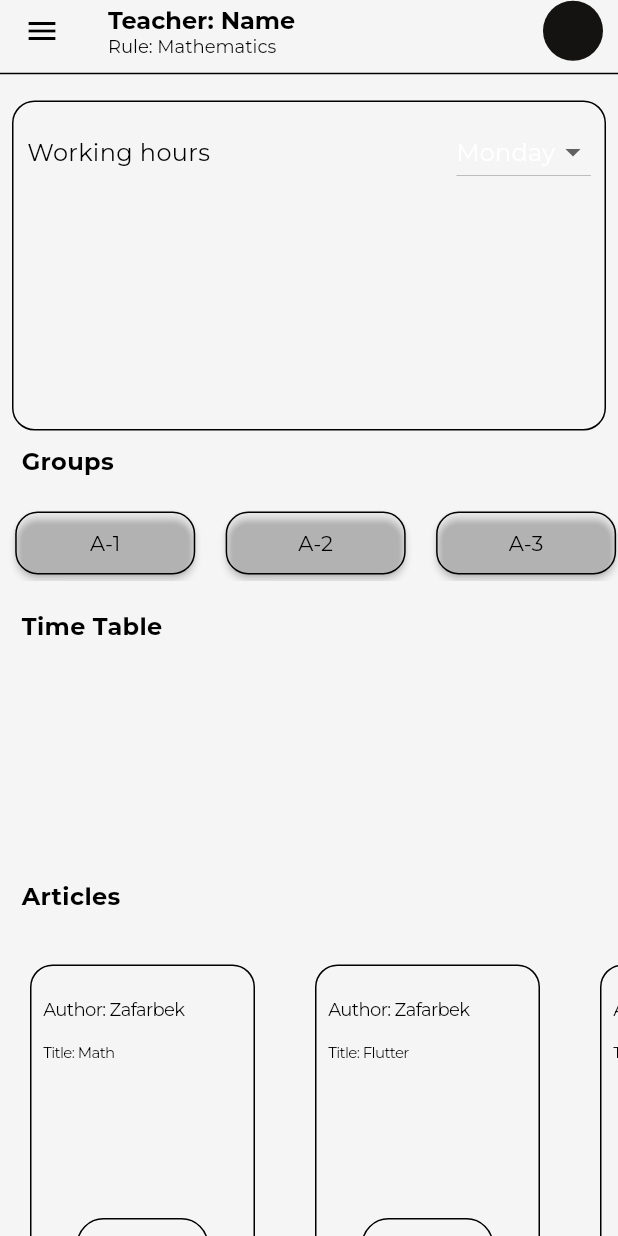
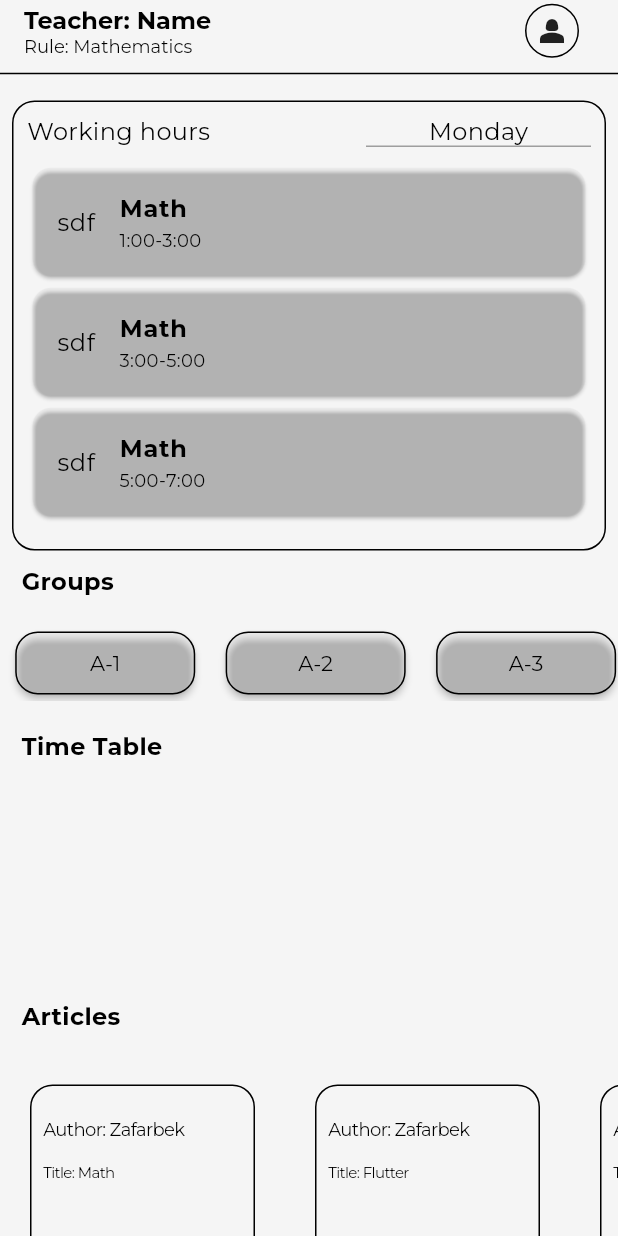
Before and after one commit to Zafarbek708k/edu_auxiliary, a Flutter app: the Teacher screen opened by its route, on a phone screen of 412 x 824 dp. Run offline on Flutter 3.47's test engine with Material 3 defaults, Android fonts, the phone set to English and light mode, and no system bars; drawn by our look-alikes of keyboard_dismisser; our stand-ins replace cached_network_image, cloud_firestore, connectivity_plus, device_preview, dio, firebase_auth and 13 more; missing offline and left inert: a package; accounts and stored records are empty; generated files the repository leaves out were written again; network calls fail.

```diff
--- a/lib/src/core/routes/app_route_name.dart
+++ b/lib/src/core/routes/app_route_name.dart
@@ -20,6 +20,7 @@ final class AppRouteName {
 
   /// teachers
 static const String teacher = "/teacher";
+static const String teacherProfile = "teacher-profile";
 
 
 
--- a/lib/src/core/routes/app_router.dart
+++ b/lib/src/core/routes/app_router.dart
@@ -6,6 +6,7 @@ import "package:edu_auxiliary/src/feature/home/view/pages/home.dart";
 import "package:edu_auxiliary/src/feature/inbox/view/pages/inbox.dart";
 import "package:edu_auxiliary/src/feature/profile/view/pages/profile.dart";
 import "package:edu_auxiliary/src/feature/teacher/view/pages/teacher.dart";
+import "package:edu_auxiliary/src/feature/teacher/view/pages/teacher_profile.dart";
 
 import "../../feature/home_navigation.dart";
 
@@ -24,7 +25,9 @@ final class AppRouter {
     routes: [
       GoRoute(path: AppRouteName.splash, builder: (context, state) => const Splash()),
       GoRoute(path: AppRouteName.selectRule, builder: (context, state) => const SelectRule()),
-      GoRoute(path: AppRouteName.teacher, builder: (context, state) => const Teacher()),
+      GoRoute(path: AppRouteName.teacher, builder: (context, state) => const Teacher(), routes: [
+        GoRoute(path: AppRouteName.teacherProfile, builder: (context, state) => const TeacherProfile()),
+      ]),
       GoRoute(path: AppRouteName.authGate, builder: (context, state) => const AuthGate()),
 
       GoRoute(
--- a/lib/src/feature/teacher/view/pages/teacher.dart
+++ b/lib/src/feature/teacher/view/pages/teacher.dart
@@ -1,3 +1,5 @@
+import 'dart:developer';
+
 import 'package:edu_auxiliary/src/core/constants/all_library.dart';
 import 'package:edu_auxiliary/src/feature/widgets/main_button_widget.dart';
 import '../../../../data/entity/article.dart';
@@ -27,31 +29,16 @@ class _TeacherState extends State<Teacher> {
             CustomTextWidget("Rule: Mathematics", textColor: context.appTheme.secondary, fontWeight: FontWeight.w400, fontSize: 12)
           ],
         ),
-        actions: const [CircleAvatar(), SizedBox(width: 10)],
+        actions: [
+          MaterialButton(
+            shape: CircleBorder(side: BorderSide(color: context.appTheme.secondary)),
+            child: const Icon(Icons.person_2_sharp),
+            onPressed: () {
+              context.go("${AppRouteName.teacher}/${AppRouteName.teacherProfile}");
+            },
+          ),
+        ],
         bottom: PreferredSize(preferredSize: const Size(double.infinity, 1), child: Divider(color: context.appTheme.secondary)),
-      ),
-      drawer: Drawer(
-        backgroundColor: context.appTheme.primary,
-        child: Column(
-          children: [
-            DrawerHeader(
-              decoration: BoxDecoration(
-                border: Border(bottom: BorderSide(color: context.appTheme.secondary))
-              ),
-              child: SizedBox(
-                width: double.infinity,
-                child: Column(
-                  crossAxisAlignment: CrossAxisAlignment.start,
-                  children: [
-                    CustomTextWidget("Name: "),
-                    CustomTextWidget("Last Name: "),
-                    CustomTextWidget("Phone Number: "),
-                  ],
-                ),
-              ),
-            )
-          ],
-        ),
       ),
       body: ListView(
         children: [
@@ -61,7 +48,7 @@ class _TeacherState extends State<Teacher> {
               decoration: BoxDecoration(borderRadius: BorderRadius.circular(15), border: Border.all(color: context.appTheme.secondary)),
               child: SizedBox(
                 width: double.infinity,
-                height: 220,
+                height: 300,
                 child: Padding(
                   padding: const EdgeInsets.symmetric(horizontal: 10.0, vertical: 10),
                   child: Column(
@@ -70,9 +57,25 @@ class _TeacherState extends State<Teacher> {
                         mainAxisAlignment: MainAxisAlignment.spaceBetween,
                         children: [
                           CustomTextWidget("Working hours", textColor: context.appTheme.secondary, fontWeight: FontWeight.w400),
-                          DropdownButton(items: const [DropdownMenuItem(child: CustomTextWidget("Monday"))], onChanged: (value) {}),
+                          Column(
+                            mainAxisSize: MainAxisSize.min,
+                            children: [
+                              CustomTextWidget("Monday", textColor: context.appTheme.secondary, fontWeight: FontWeight.w400),
+                              const SizedBox(width: 150, child: Divider(color: Colors.grey, height: 1))
+                            ],
+                          )
                         ],
-                      )
+                      ),
+                      SizedBox(height: 10.h),
+                      ...List.generate(3, (index) {
+                        return Card(color: context.appTheme.primary.withAlpha(1), child: ListTile(
+                          leading: CustomTextWidget("sdf", textColor: context.appTheme.secondary),
+                          title: CustomTextWidget("Math",textColor: context.appTheme.secondary,fontSize: 16, fontWeight: FontWeight.bold),
+                          subtitle: CustomTextWidget("${2*index+1}:00-${2*index+3}:00",textColor: context.appTheme.secondary,fontSize: 12, fontWeight:
+                          FontWeight
+                              .w400),
+                        ));
+                      })
                     ],
                   ),
                 ),
```
Also changed, not shown: lib/src/feature/home/view/pages/home.dart (+36 -13 lines), lib/src/feature/teacher/view/pages/teacher_profile.dart (added, +43 -0 lines), 1 other file.
